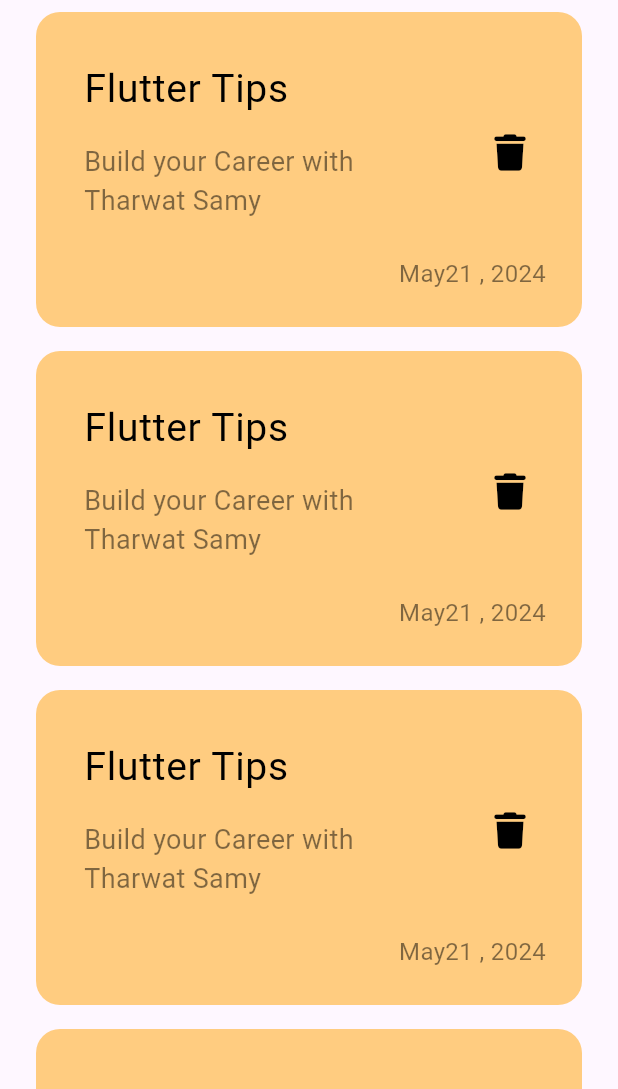
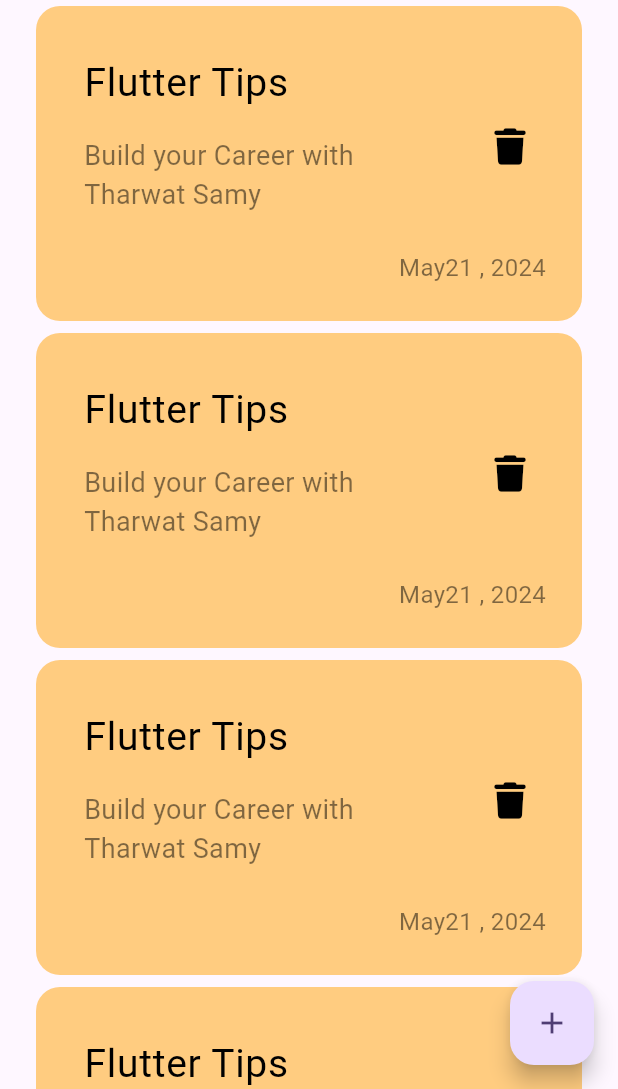
Before and after one commit to basmalahesham/notes_app, a Flutter app: the NotesView screen opened directly, on a phone screen of 412 x 824 dp, the part 147-1236 px from its top. Run offline on Flutter 3.47's test engine with Material 3 defaults, Android fonts, the phone set to English and light mode, and no system bars; our stand-ins replace audioplayers, cloud_firestore, dio, firebase_auth, firebase_core, flutter_bloc and 2 more; accounts and stored records are empty.

Commit message:
add floating action button

```diff
--- a/lib/notes_app/views/notes_view.dart
+++ b/lib/notes_app/views/notes_view.dart
@@ -6,8 +6,9 @@ class NotesView extends StatelessWidget {
 
   @override
   Widget build(BuildContext context) {
-    return const Scaffold(
-      body: NotesViewBody(),
+    return Scaffold(
+      floatingActionButton: FloatingActionButton(onPressed: (){},child: const Icon(Icons.add),),
+      body: const NotesViewBody(),
     );
   }
 }
--- a/lib/notes_app/views/widgets/custom_notes_item.dart
+++ b/lib/notes_app/views/widgets/custom_notes_item.dart
@@ -2,8 +2,9 @@ import 'package:flutter/material.dart';
 import 'package:font_awesome_flutter/font_awesome_flutter.dart';
 
 class NoteItem extends StatelessWidget {
-  const NoteItem({super.key});
+  const NoteItem({super.key,});
 
+  //final List<Color> color ;
   @override
   Widget build(BuildContext context) {
     return Container(
--- a/lib/notes_app/views/widgets/notes_list_view.dart
+++ b/lib/notes_app/views/widgets/notes_list_view.dart
@@ -3,13 +3,13 @@ import 'package:flutter/material.dart';
 import 'custom_notes_item.dart';
 
 class NotesListView extends StatelessWidget {
-  const NotesListView({super.key});
-
+  const NotesListView({super.key,});
+//final data = const [ Color(0xffFFCCb0),];
   @override
   Widget build(BuildContext context) {
     return ListView.builder(
       itemBuilder: (context, index) => const Padding(
-        padding: EdgeInsets.symmetric(vertical: 8.0),
+        padding: EdgeInsets.symmetric(vertical: 4.0),
         child: NoteItem(),
       ),
     );
```
